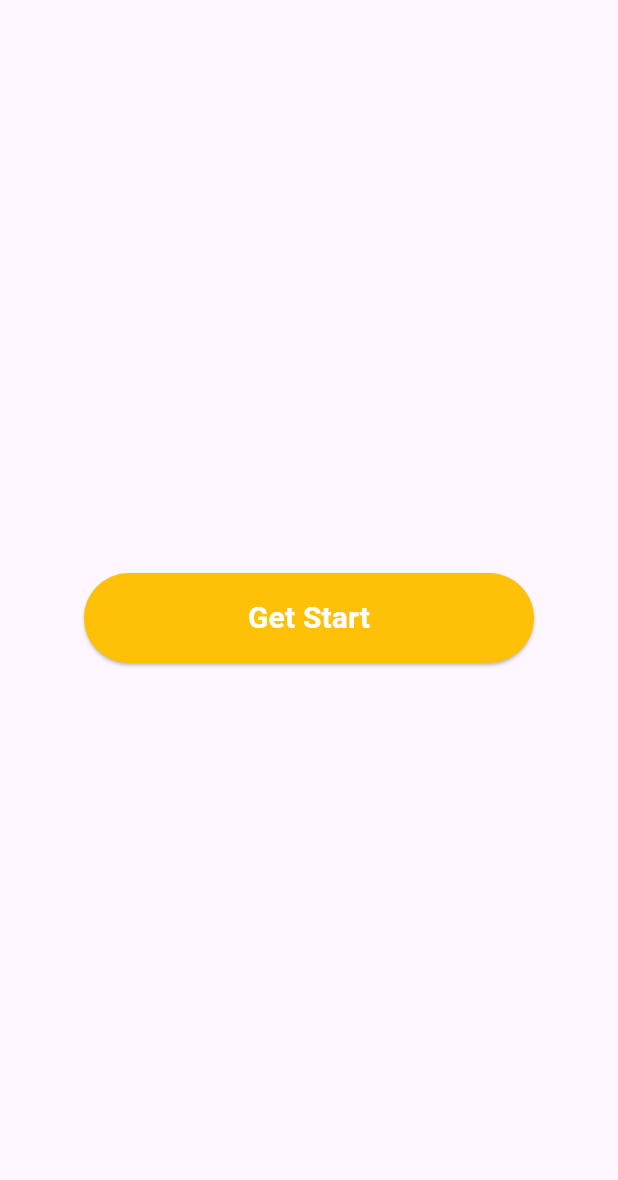
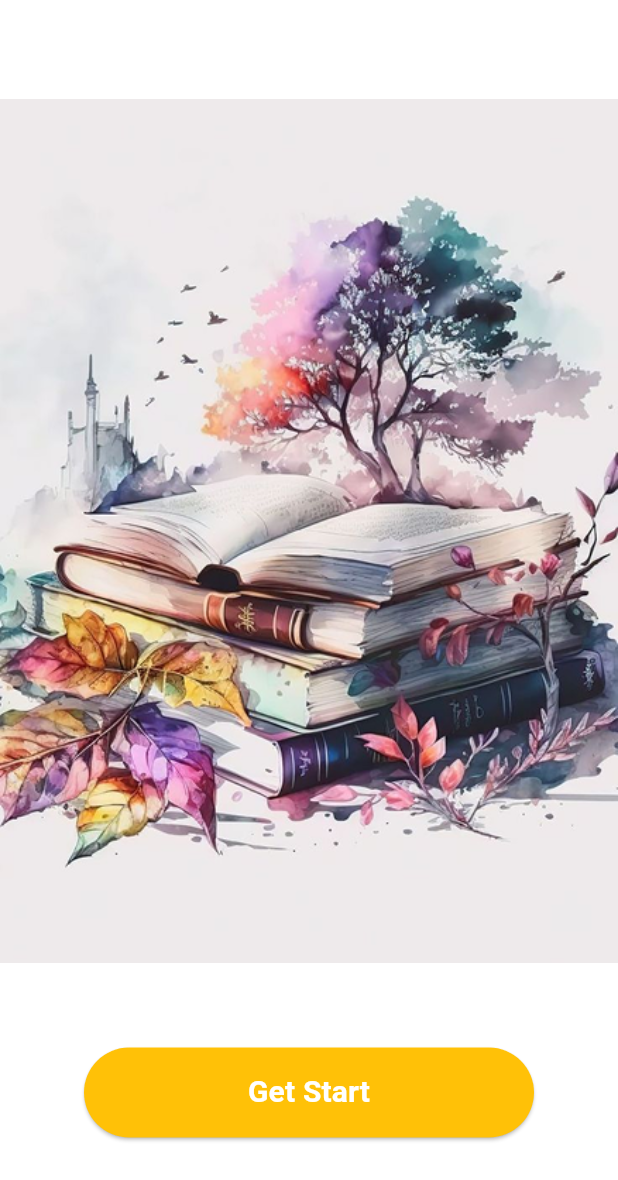
Before and after one commit to ns530/flutter_asynchronous-, a Flutter app: the screen it shows after launch, on a phone screen of 412 x 824 dp. Shown: the top 1180 px of the screen. Run offline on Flutter 3.47's test engine with Material 3 defaults, Android fonts, the phone set to English and light mode, and no system bars; our stand-ins replace font_awesome_flutter.

Commit message:
create onborder

```diff
--- a/lib/on_border_page.dart
+++ b/lib/on_border_page.dart
@@ -1,4 +1,5 @@
 import 'package:flutter/material.dart';
+
 import 'home_page.dart';
 
 class OnBorderingPage extends StatefulWidget {
@@ -12,10 +13,17 @@ class _OnBorderingPageState extends State<OnBorderingPage> {
   @override
   Widget build(BuildContext context) {
     return Scaffold(
+      backgroundColor: Colors.white,
       body: Center(
         child: Column(
           mainAxisAlignment: MainAxisAlignment.center,
           children: [
+            const Image(
+              image: AssetImage('assets/background.png'),
+            ),
+            const SizedBox(
+              height: 56,
+            ),
             ElevatedButton(
                 style: ElevatedButton.styleFrom(
                     minimumSize: const Size(300, 60),
```
Also changed, not shown: pubspec.yaml (+4 -7 lines), assets/background.png (added).
